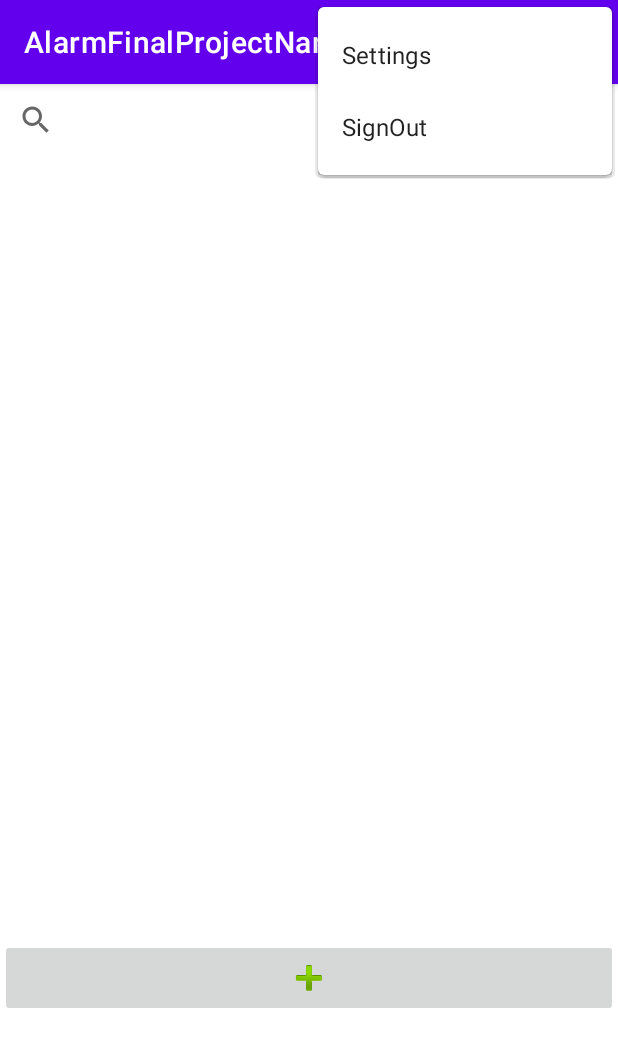
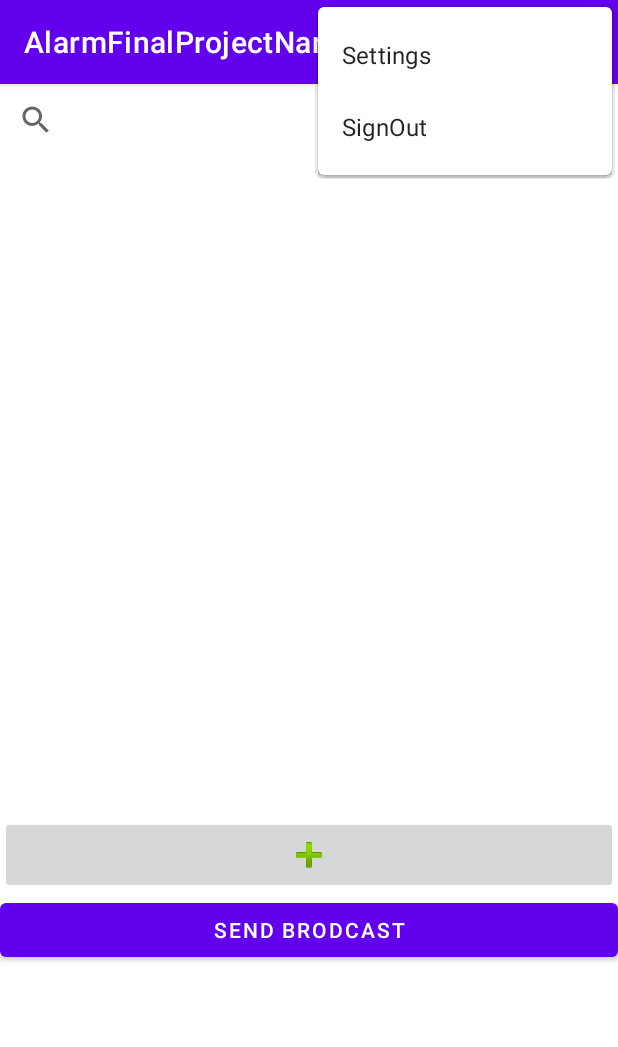
Before and after one commit to Nardeen230505/AlarmFinalProjectNardeen, an Android app: the screen it shows after launch once a user with an empty profile is signed in (MainActivity2), with the options menu open, on a phone screen of 412 x 824 dp. Shown: the top 1047 px of the screen. Run offline under Robolectric (Android 15) with nearby library versions, the phone set to English and light mode, and no system bars; our stand-ins replace Firebase (no records; nobody signed in at launch, a user with empty details on screens opened directly).

```diff
--- a/app/src/main/res/layout/activity_main2.xml
+++ b/app/src/main/res/layout/activity_main2.xml
@@ -15,7 +15,7 @@
     <ListView
         android:id="@+id/list1"
         android:layout_width="match_parent"
-        android:layout_height="522dp" />
+        android:layout_height="440dp" />
 
     <ImageButton
         android:id="@+id/imgbtnAdd"
@@ -23,5 +23,12 @@
         android:layout_height="wrap_content"
         app:srcCompat="@android:drawable/ic_input_add" />
 
+    <Button
+        android:onClick="btnSendBroadcast"
+        android:id="@+id/btnsend"
+        android:layout_width="match_parent"
+        android:layout_height="wrap_content"
+        android:text="send brodcast" />
+
 
 </LinearLayout>
```
Also changed, not shown: app/src/main/AndroidManifest.xml (+13 -0 lines), app/src/main/java/ow/nardeen/alarmfinalprojectnardeen/MainActivity2.java (+47 -0 lines), app/src/main/java/ow/nardeen/alarmfinalprojectnardeen/myReceiver.java (added, +29 -0 lines).
